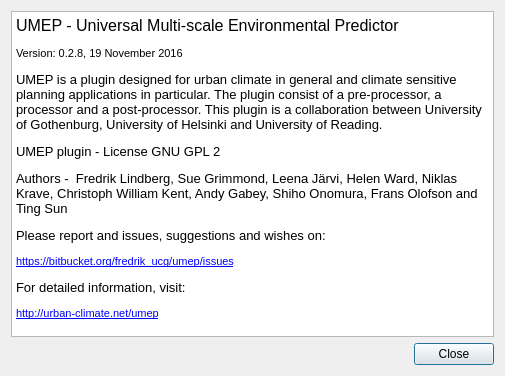
Old version of the form UMEP_about.ui in the repository UMEP-dev/UMEP.
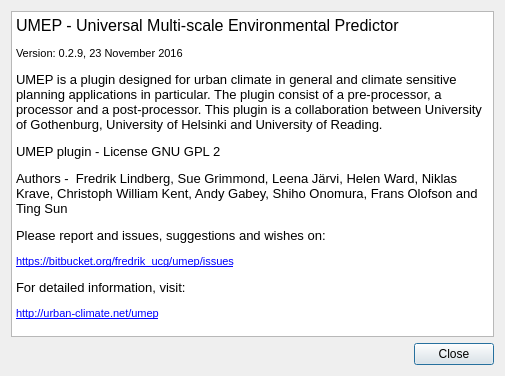
New version of the form.

What changed in the file:
```diff
--- a/UMEP_about.ui
+++ b/UMEP_about.ui
@@ -31,7 +31,7 @@
 p, li { white-space: pre-wrap; }
 &lt;/style&gt;&lt;/head&gt;&lt;body style=&quot; font-family:'MS Shell Dlg 2'; font-size:8.25pt; font-weight:400; font-style:normal;&quot;&gt;
 &lt;p style=&quot; margin-top:0px; margin-bottom:0px; margin-left:0px; margin-right:0px; -qt-block-indent:0; text-indent:0px;&quot;&gt;&lt;span style=&quot; font-size:12pt;&quot;&gt;UMEP - Universal Multi-scale Environmental Predictor &lt;/span&gt;&lt;/p&gt;
-&lt;p style=&quot; margin-top:12px; margin-bottom:12px; margin-left:0px; margin-right:0px; -qt-block-indent:0; text-indent:0px;&quot;&gt;&lt;span style=&quot; font-size:8pt;&quot;&gt;Version: 0.2.8, 19 November 2016&lt;/span&gt;&lt;/p&gt;
+&lt;p style=&quot; margin-top:12px; margin-bottom:12px; margin-left:0px; margin-right:0px; -qt-block-indent:0; text-indent:0px;&quot;&gt;&lt;span style=&quot; font-size:8pt;&quot;&gt;Version: 0.2.9, 23 November 2016&lt;/span&gt;&lt;/p&gt;
 &lt;p style=&quot; margin-top:12px; margin-bottom:12px; margin-left:0px; margin-right:0px; -qt-block-indent:0; text-indent:0px;&quot;&gt;&lt;span style=&quot; font-size:10pt;&quot;&gt;UMEP is a plugin designed for urban climate in general and climate sensitive planning applications in particular. The plugin consist of a pre-processor, a processor and a post-processor. This plugin is a collaboration between University of Gothenburg, University of Helsinki and University of Reading.&lt;/span&gt;&lt;/p&gt;
 &lt;p style=&quot; margin-top:12px; margin-bottom:12px; margin-left:0px; margin-right:0px; -qt-block-indent:0; text-indent:0px;&quot;&gt;&lt;span style=&quot; font-size:10pt;&quot;&gt;UMEP plugin - License GNU GPL 2&lt;/span&gt;&lt;/p&gt;
 &lt;p style=&quot; margin-top:12px; margin-bottom:12px; margin-left:0px; margin-right:0px; -qt-block-indent:0; text-indent:0px;&quot;&gt;&lt;span style=&quot; font-size:10pt;&quot;&gt;Authors -  Fredrik Lindberg, Sue Grimmond, Leena Järvi, Helen Ward, Niklas Krave, Christoph William Kent, Andy Gabey, Shiho Onomura, Frans Olofson and Ting Sun&lt;/span&gt;&lt;/p&gt;
```
